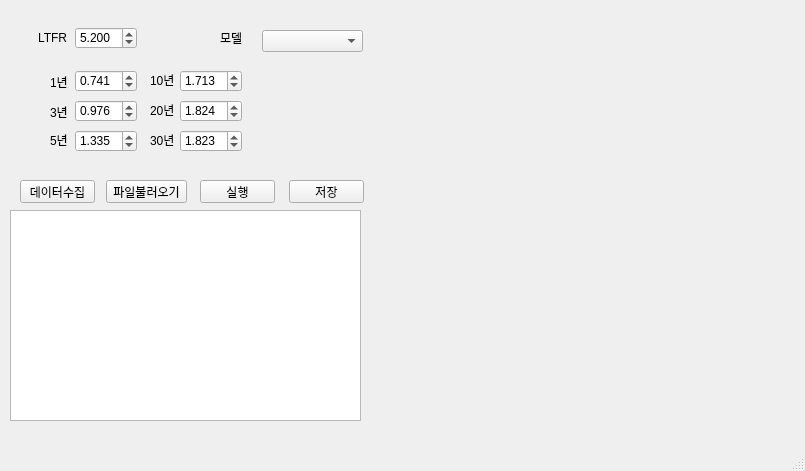
The window that ui/dbesg.ui (actuarial-tools/dbesg) describes before a commit, drawn with Qt 5.
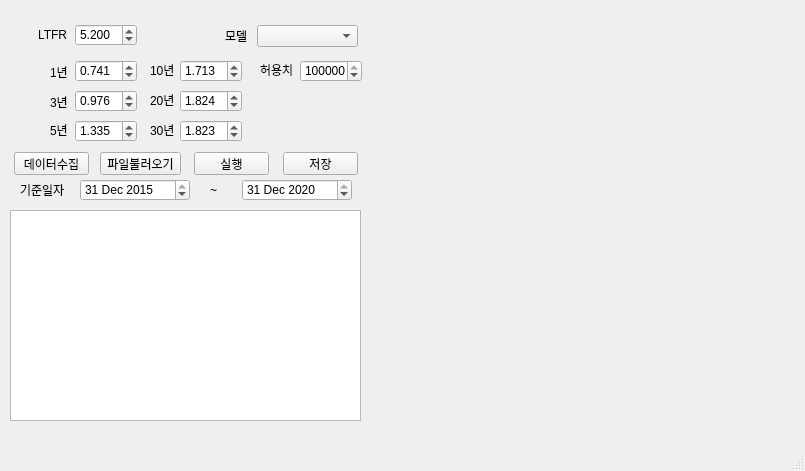
The same window after the commit.

```diff
--- a/ui/dbesg.ui
+++ b/ui/dbesg.ui
@@ -18,7 +18,7 @@
     <property name="geometry">
      <rect>
       <x>38</x>
-      <y>30</y>
+      <y>27</y>
       <width>31</width>
       <height>16</height>
      </rect>
@@ -31,7 +31,7 @@
     <property name="geometry">
      <rect>
       <x>50</x>
-      <y>74</y>
+      <y>64</y>
       <width>21</width>
       <height>16</height>
      </rect>
@@ -44,7 +44,7 @@
     <property name="geometry">
      <rect>
       <x>50</x>
-      <y>104</y>
+      <y>94</y>
       <width>21</width>
       <height>16</height>
      </rect>
@@ -57,7 +57,7 @@
     <property name="geometry">
      <rect>
       <x>50</x>
-      <y>132</y>
+      <y>122</y>
       <width>21</width>
       <height>16</height>
      </rect>
@@ -70,7 +70,7 @@
     <property name="geometry">
      <rect>
       <x>150</x>
-      <y>72</y>
+      <y>62</y>
       <width>31</width>
       <height>16</height>
      </rect>
@@ -83,7 +83,7 @@
     <property name="geometry">
      <rect>
       <x>150</x>
-      <y>102</y>
+      <y>92</y>
       <width>31</width>
       <height>16</height>
      </rect>
@@ -96,7 +96,7 @@
     <property name="geometry">
      <rect>
       <x>150</x>
-      <y>132</y>
+      <y>122</y>
       <width>31</width>
       <height>16</height>
      </rect>
@@ -108,8 +108,8 @@
    <widget class="QPushButton" name="btn_run">
     <property name="geometry">
      <rect>
-      <x>200</x>
-      <y>180</y>
+      <x>194</x>
+      <y>152</y>
       <width>75</width>
       <height>23</height>
      </rect>
@@ -121,8 +121,8 @@
    <widget class="QPushButton" name="btn_save">
     <property name="geometry">
      <rect>
-      <x>289</x>
-      <y>180</y>
+      <x>283</x>
+      <y>152</y>
       <width>75</width>
       <height>23</height>
      </rect>
@@ -134,8 +134,8 @@
    <widget class="QPushButton" name="btn_crawling">
     <property name="geometry">
      <rect>
-      <x>20</x>
-      <y>180</y>
+      <x>14</x>
+      <y>152</y>
       <width>75</width>
       <height>23</height>
      </rect>
@@ -147,8 +147,8 @@
    <widget class="QPushButton" name="btn_loadfile">
     <property name="geometry">
      <rect>
-      <x>106</x>
-      <y>180</y>
+      <x>100</x>
+      <y>152</y>
       <width>81</width>
       <height>23</height>
      </rect>
@@ -170,8 +170,8 @@
    <widget class="QComboBox" name="model">
     <property name="geometry">
      <rect>
-      <x>262</x>
-      <y>30</y>
+      <x>257</x>
+      <y>25</y>
       <width>101</width>
       <height>22</height>
      </rect>
@@ -180,8 +180,8 @@
    <widget class="QLabel" name="label_8">
     <property name="geometry">
      <rect>
-      <x>220</x>
-      <y>30</y>
+      <x>225</x>
+      <y>28</y>
       <width>31</width>
       <height>16</height>
      </rect>
@@ -194,7 +194,7 @@
     <property name="geometry">
      <rect>
       <x>75</x>
-      <y>70</y>
+      <y>60</y>
       <width>62</width>
       <height>22</height>
      </rect>
@@ -213,7 +213,7 @@
     <property name="geometry">
      <rect>
       <x>75</x>
-      <y>100</y>
+      <y>90</y>
       <width>62</width>
       <height>22</height>
      </rect>
@@ -232,7 +232,7 @@
     <property name="geometry">
      <rect>
       <x>180</x>
-      <y>130</y>
+      <y>120</y>
       <width>62</width>
       <height>22</height>
      </rect>
@@ -251,7 +251,7 @@
     <property name="geometry">
      <rect>
       <x>180</x>
-      <y>100</y>
+      <y>90</y>
       <width>62</width>
       <height>22</height>
      </rect>
@@ -270,7 +270,7 @@
     <property name="geometry">
      <rect>
       <x>180</x>
-      <y>70</y>
+      <y>60</y>
       <width>62</width>
       <height>22</height>
      </rect>
@@ -289,7 +289,7 @@
     <property name="geometry">
      <rect>
       <x>75</x>
-      <y>130</y>
+      <y>120</y>
       <width>62</width>
       <height>22</height>
      </rect>
@@ -305,10 +305,13 @@
     </property>
    </widget>
    <widget class="QDoubleSpinBox" name="ltfr">
+    <property name="enabled">
+     <bool>true</bool>
+    </property>
     <property name="geometry">
      <rect>
       <x>75</x>
-      <y>27</y>
+      <y>24</y>
       <width>62</width>
       <height>22</height>
      </rect>
@@ -336,6 +339,104 @@
      <string/>
     </property>
    </widget>
+   <widget class="QLabel" name="label_9">
+    <property name="geometry">
+     <rect>
+      <x>20</x>
+      <y>182</y>
+      <width>51</width>
+      <height>16</height>
+     </rect>
+    </property>
+    <property name="text">
+     <string>기준일자</string>
+    </property>
+   </widget>
+   <widget class="QLabel" name="label_10">
+    <property name="geometry">
+     <rect>
+      <x>210</x>
+      <y>182</y>
+      <width>16</width>
+      <height>16</height>
+     </rect>
+    </property>
+    <property name="text">
+     <string>~</string>
+    </property>
+   </widget>
+   <widget class="QDateEdit" name="start_date">
+    <property name="geometry">
+     <rect>
+      <x>80</x>
+      <y>179</y>
+      <width>110</width>
+      <height>22</height>
+     </rect>
+    </property>
+    <property name="date">
+     <date>
+      <year>2015</year>
+      <month>12</month>
+      <day>31</day>
+     </date>
+    </property>
+   </widget>
+   <widget class="QDateEdit" name="end_date">
+    <property name="geometry">
+     <rect>
+      <x>242</x>
+      <y>179</y>
+      <width>110</width>
+      <height>22</height>
+     </rect>
+    </property>
+    <property name="date">
+     <date>
+      <year>2020</year>
+      <month>12</month>
+      <day>31</day>
+     </date>
+    </property>
+   </widget>
+   <widget class="QLabel" name="label_12">
+    <property name="geometry">
+     <rect>
+      <x>260</x>
+      <y>60</y>
+      <width>41</width>
+      <height>20</height>
+     </rect>
+    </property>
+    <property name="text">
+     <string>허용치</string>
+    </property>
+   </widget>
+   <widget class="QDoubleSpinBox" name="tol">
+    <property name="geometry">
+     <rect>
+      <x>300</x>
+      <y>60</y>
+      <width>62</width>
+      <height>22</height>
+     </rect>
+    </property>
+    <property name="decimals">
+     <number>0</number>
+    </property>
+    <property name="minimum">
+     <double>1000.000000000000000</double>
+    </property>
+    <property name="maximum">
+     <double>150000.000000000000000</double>
+    </property>
+    <property name="singleStep">
+     <double>1000.000000000000000</double>
+    </property>
+    <property name="value">
+     <double>100000.000000000000000</double>
+    </property>
+   </widget>
   </widget>
   <widget class="QMenuBar" name="menubar">
    <property name="geometry">
```
